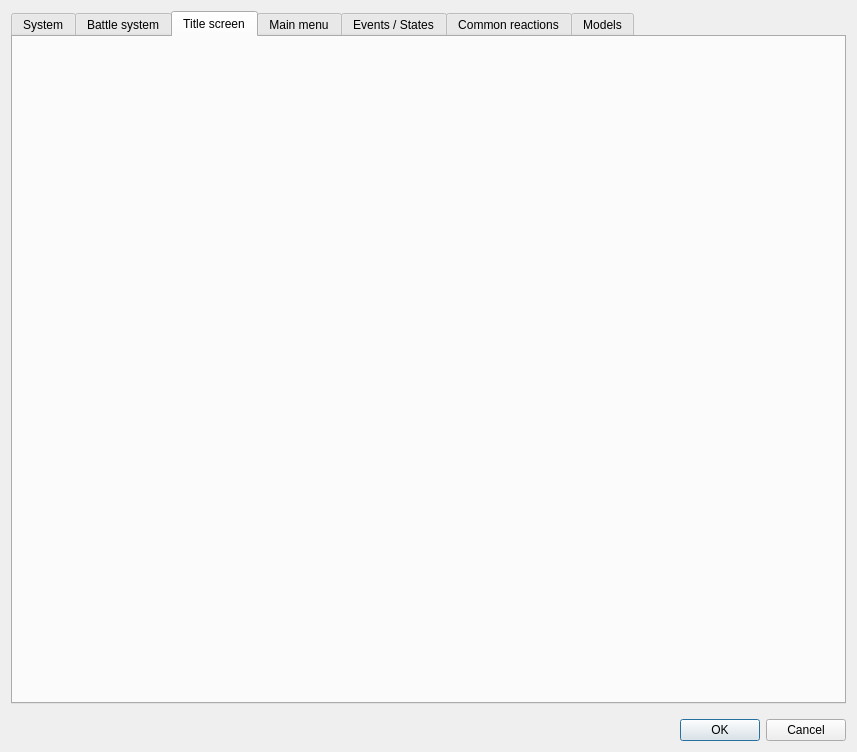
The window that Dialogs/dialogsystems.ui (RPG-Paper-Maker/RPG-Paper-Maker) describes before a commit, drawn with Qt 5.
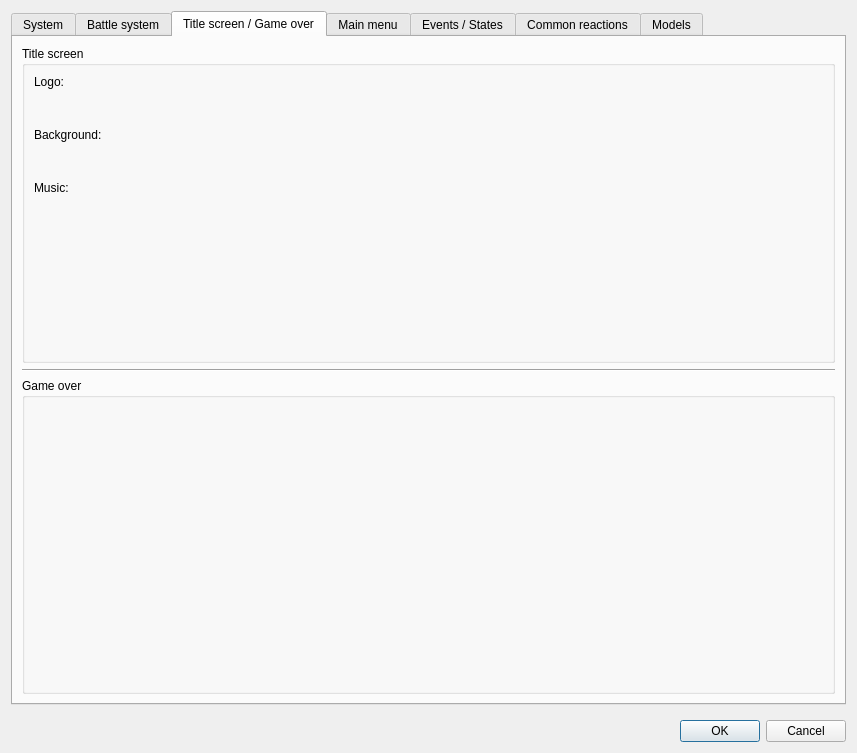
The same window after the commit. The open tabs and pages were chosen to show the change. Custom widgets are drawn as their Qt base class.

Commit message: Title screen: choose background image and song

Patch:
```diff
--- a/Dialogs/dialogsystems.ui
+++ b/Dialogs/dialogsystems.ui
@@ -7,7 +7,7 @@
     <x>0</x>
     <y>0</y>
     <width>857</width>
-    <height>752</height>
+    <height>753</height>
    </rect>
   </property>
   <property name="minimumSize">
@@ -848,8 +848,140 @@
        </widget>
        <widget class="QWidget" name="tab_5">
         <attribute name="title">
-         <string>Title screen</string>
+         <string>Title screen / Game over</string>
         </attribute>
+        <layout class="QGridLayout" name="gridLayout_28">
+         <item row="0" column="0">
+          <layout class="QVBoxLayout" name="verticalLayout_23" stretch="1,0,1">
+           <item>
+            <widget class="QGroupBox" name="groupBox_20">
+             <property name="title">
+              <string>Title screen</string>
+             </property>
+             <layout class="QGridLayout" name="gridLayout_35">
+              <item row="0" column="0">
+               <layout class="QHBoxLayout" name="horizontalLayout_8" stretch="0,1">
+                <item>
+                 <layout class="QVBoxLayout" name="verticalLayout_24" stretch="0,0,0,0,0,0,1">
+                  <item>
+                   <widget class="QLabel" name="label_17">
+                    <property name="text">
+                     <string>Logo:</string>
+                    </property>
+                   </widget>
+                  </item>
+                  <item>
+                   <widget class="WidgetPicture" name="widgetPictureTitleLogo" native="true">
+                    <property name="minimumSize">
+                     <size>
+                      <width>200</width>
+                      <height>27</height>
+                     </size>
+                    </property>
+                    <property name="maximumSize">
+                     <size>
+                      <width>200</width>
+                      <height>27</height>
+                     </size>
+                    </property>
+                   </widget>
+                  </item>
+                  <item>
+                   <widget class="QLabel" name="label_16">
+                    <property name="text">
+                     <string>Background:</string>
+                    </property>
+                   </widget>
+                  </item>
+                  <item>
+                   <widget class="WidgetPicture" name="widgetPictureTitleBackground" native="true">
+                    <property name="minimumSize">
+                     <size>
+                      <width>200</width>
+                      <height>27</height>
+                     </size>
+                    </property>
+                    <property name="maximumSize">
+                     <size>
+                      <width>200</width>
+                      <height>27</height>
+                     </size>
+                    </property>
+                   </widget>
+                  </item>
+                  <item>
+                   <widget class="QLabel" name="label_22">
+                    <property name="text">
+                     <string>Music:</string>
+                    </property>
+                   </widget>
+                  </item>
+                  <item>
+                   <widget class="WidgetSong" name="widgetChooseMusicTitle" native="true">
+                    <property name="minimumSize">
+                     <size>
+                      <width>200</width>
+                      <height>27</height>
+                     </size>
+                    </property>
+                    <property name="maximumSize">
+                     <size>
+                      <width>200</width>
+                      <height>27</height>
+                     </size>
+                    </property>
+                   </widget>
+                  </item>
+                  <item>
+                   <spacer name="verticalSpacer_3">
+                    <property name="orientation">
+                     <enum>Qt::Vertical</enum>
+                    </property>
+                    <property name="sizeHint" stdset="0">
+                     <size>
+                      <width>188</width>
+                      <height>40</height>
+                     </size>
+                    </property>
+                   </spacer>
+                  </item>
+                 </layout>
+                </item>
+                <item>
+                 <spacer name="horizontalSpacer_3">
+                  <property name="orientation">
+                   <enum>Qt::Horizontal</enum>
+                  </property>
+                  <property name="sizeHint" stdset="0">
+                   <size>
+                    <width>278</width>
+                    <height>248</height>
+                   </size>
+                  </property>
+                 </spacer>
+                </item>
+               </layout>
+              </item>
+             </layout>
+            </widget>
+           </item>
+           <item>
+            <widget class="Line" name="line_2">
+             <property name="orientation">
+              <enum>Qt::Horizontal</enum>
+             </property>
+            </widget>
+           </item>
+           <item>
+            <widget class="QGroupBox" name="groupBox_21">
+             <property name="title">
+              <string>Game over</string>
+             </property>
+            </widget>
+           </item>
+          </layout>
+         </item>
+        </layout>
        </widget>
        <widget class="QWidget" name="tab_3">
         <attribute name="title">
@@ -1237,6 +1369,12 @@
    <header>panelprimitivevalue.h</header>
    <container>1</container>
   </customwidget>
+  <customwidget>
+   <class>WidgetPicture</class>
+   <extends>QWidget</extends>
+   <header>widgetpicture.h</header>
+   <container>1</container>
+  </customwidget>
  </customwidgets>
  <resources/>
  <connections>
```
Left out of the diff: 2 changed lines with no effect on the pictures. The commit also changes 24 other files.
